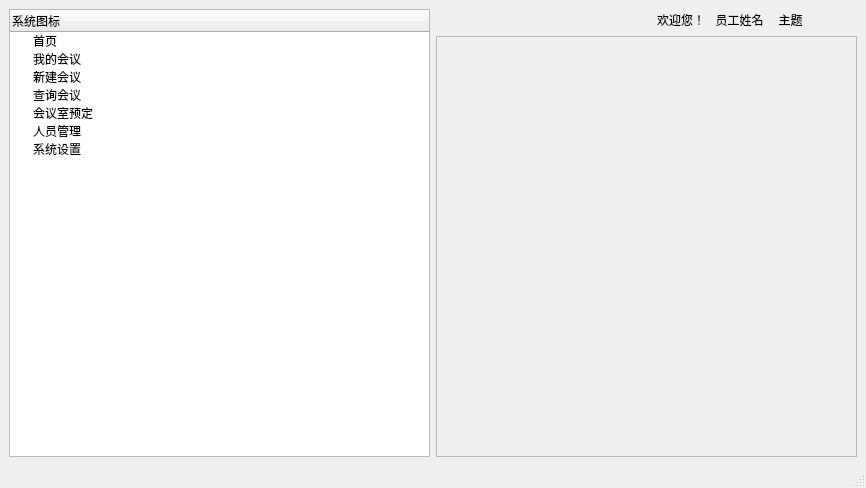
Above: src/src_admin/adminpage.ui from Tom-Pitiful/MeetSystem before the change. Below: the same form after it.
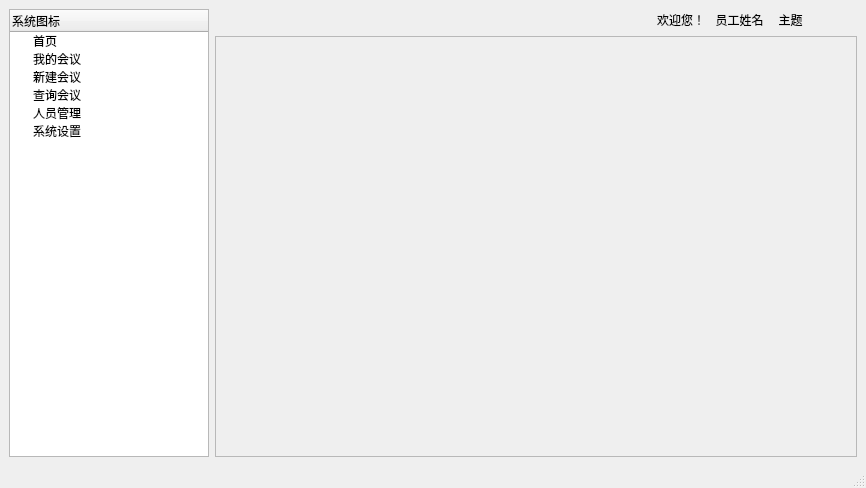
That is the form after the change. Icons and pictures are not drawn.

Diff of the .ui file:
```diff
--- a/src/src_admin/adminpage.ui
+++ b/src/src_admin/adminpage.ui
@@ -21,11 +21,17 @@
     <item>
      <widget class="QTreeWidget" name="nav">
       <property name="sizePolicy">
-       <sizepolicy hsizetype="Expanding" vsizetype="Expanding">
+       <sizepolicy hsizetype="Maximum" vsizetype="Expanding">
         <horstretch>0</horstretch>
         <verstretch>0</verstretch>
        </sizepolicy>
       </property>
+      <property name="maximumSize">
+       <size>
+        <width>200</width>
+        <height>16777215</height>
+       </size>
+      </property>
       <column>
        <property name="text">
         <string notr="true">系统图标</string>
@@ -70,15 +76,6 @@
          <normaloff>:/image/image/searchMeeting.svg</normaloff>:/image/image/searchMeeting.svg</iconset>
        </property>
       </item>
-      <item>
-       <property name="text">
-        <string>会议室预定</string>
-       </property>
-       <property name="icon">
-        <iconset resource="../../res/image_all.qrc">
-         <normaloff>:/image/image/meetingRoom.svg</normaloff>:/image/image/meetingRoom.svg</iconset>
-       </property>
-      </item>
       <item>
        <property name="text">
         <string>人员管理</string>
@@ -191,6 +188,9 @@
           <verstretch>0</verstretch>
          </sizepolicy>
         </property>
+        <property name="styleSheet">
+         <string notr="true"/>
+        </property>
         <property name="frameShape">
          <enum>QFrame::StyledPanel</enum>
         </property>
```
Left out of the diff: 2 changed lines with no effect on the pictures.
